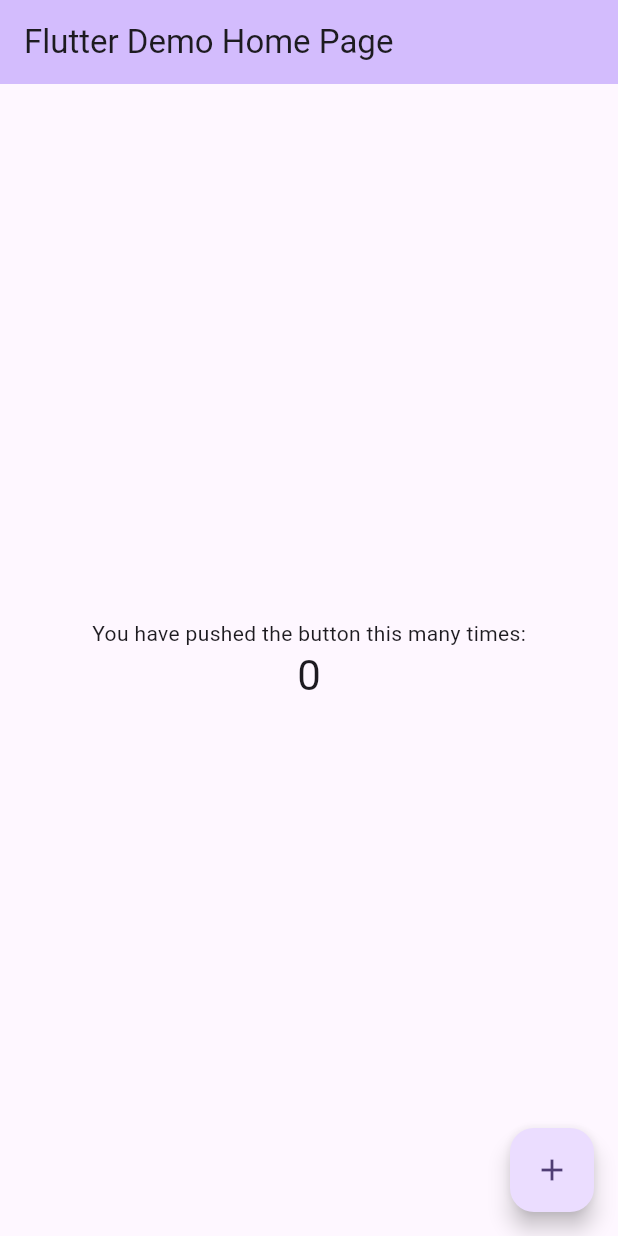
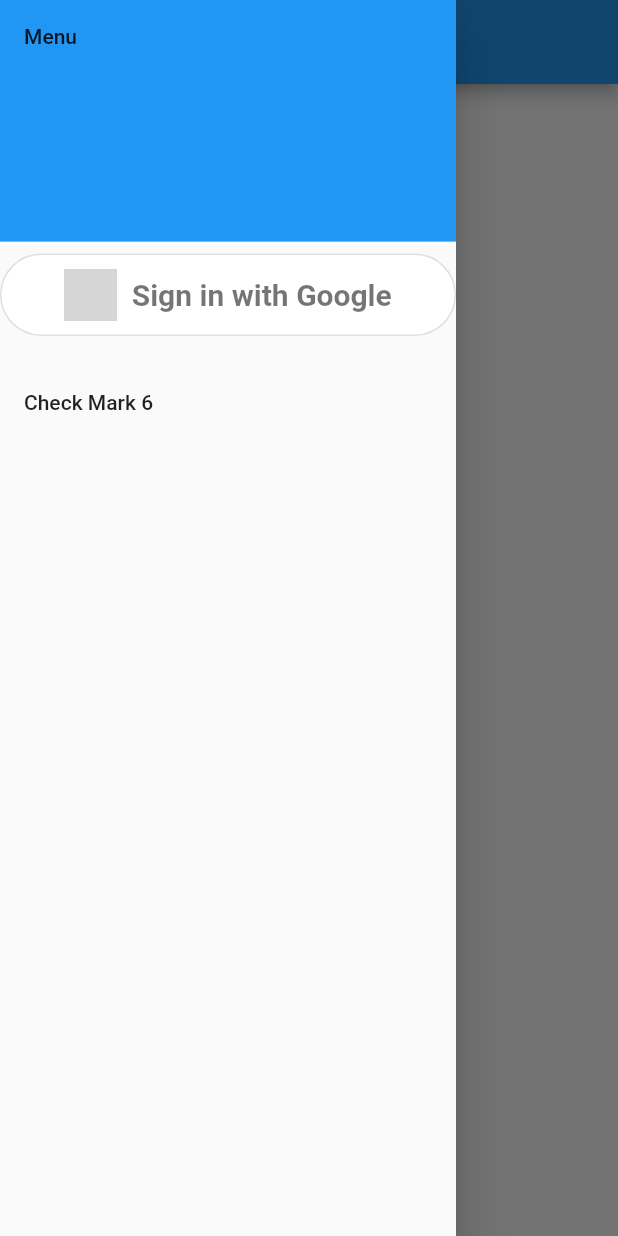
Before and after one commit to neoalienson/f.01man.com, a Flutter app: the screen it shows after launch, with the side drawer open (before the commit the screen has no drawer), on a phone screen of 412 x 824 dp. Run offline on Flutter 3.47's test engine with Material 2 defaults, Android fonts, the phone set to English and light mode, and no system bars; our stand-ins replace firebase_auth, firebase_core, google_sign_in; accounts and stored records are empty; grey boxes are pictures that could not be loaded.

Commit message:
Add sign in

```diff
--- a/lib/main.dart
+++ b/lib/main.dart
@@ -1,6 +1,12 @@
 import 'package:flutter/material.dart';
+import 'package:f/widgets/check_marksix.dart';
+import 'utils/authentication.dart';
+import 'res/custom_colors.dart';
+import 'package:f/widgets/google_sign_in_button.dart';
 
-void main() {
+part 'main_sign_in_button.dart';
+
+void main() async{
   runApp(const MyApp());
 }
 
@@ -11,43 +17,17 @@
   @override
   Widget build(BuildContext context) {
     return MaterialApp(
-      title: 'Flutter Demo',
+      title: 'f.01man.com',
       theme: ThemeData(
-        // This is the theme of your application.
-        //
-        // TRY THIS: Try running your application with "flutter run". You'll see
-        // the application has a blue toolbar. Then, without quitting the app,
-        // try changing the seedColor in the colorScheme below to Colors.green
-        // and then invoke "hot reload" (save your changes or press the "hot
-        // reload" button in a Flutter-supported IDE, or press "r" if you used
-        // the command line to start the app).
-        //
-        // Notice that the counter didn't reset back to zero; the application
-        // state is not lost during the reload. To reset the state, use hot
-        // restart instead.
-        //
-        // This works for code too, not just values: Most code changes can be
-        // tested with just a hot reload.
-        colorScheme: ColorScheme.fromSeed(seedColor: Colors.deepPurple),
-        useMaterial3: true,
+        primarySwatch: Colors.blue,
       ),
-      home: const MyHomePage(title: 'Flutter Demo Home Page'),
+      home: const MyHomePage(title: 'Home',),
     );
   }
 }
 
 class MyHomePage extends StatefulWidget {
   const MyHomePage({super.key, required this.title});
-
-  // This widget is the home page of your application. It is stateful, meaning
-  // that it has a State object (defined below) that contains fields that affect
-  // how it looks.
-
-  // This class is the configuration for the state. It holds the values (in this
-  // case the title) provided by the parent (in this case the App widget) and
-  // used by the build method of the State. Fields in a Widget subclass are
-  // always marked "final".
-
   final String title;
 
   @override
@@ -55,71 +35,44 @@
 }
 
 class _MyHomePageState extends State<MyHomePage> {
-  int _counter = 0;
-
-  void _incrementCounter() {
-    setState(() {
-      // This call to setState tells the Flutter framework that something has
-      // changed in this State, which causes it to rerun the build method below
-      // so that the display can reflect the updated values. If we changed
-      // _counter without calling setState(), then the build method would not be
-      // called again, and so nothing would appear to happen.
-      _counter++;
-    });
+  Drawer buildDrawer(BuildContext context) {
+    return Drawer(
+        child: ListView(
+          padding: EdgeInsets.zero,
+          children: [
+            const DrawerHeader(
+              decoration: BoxDecoration(
+                color: Colors.blue,
+              ),
+              child: Text('Menu'),
+            ),
+            signinButton(context),
+            ListTile(
+              title: const Text('Check Mark 6'),
+              onTap: () {
+                  Navigator.push(context,
+                  MaterialPageRoute(builder: (context) => const Last60DaysWidget()));
+              },
+            ),
+          ],
+        ),
+      );
   }
 
   @override
   Widget build(BuildContext context) {
-    // This method is rerun every time setState is called, for instance as done
-    // by the _incrementCounter method above.
-    //
-    // The Flutter framework has been optimized to make rerunning build methods
-    // fast, so that you can just rebuild anything that needs updating rather
-    // than having to individually change instances of widgets.
     return Scaffold(
       appBar: AppBar(
-        // TRY THIS: Try changing the color here to a specific color (to
-        // Colors.amber, perhaps?) and trigger a hot reload to see the AppBar
-        // change color while the other colors stay the same.
-        backgroundColor: Theme.of(context).colorScheme.inversePrimary,
-        // Here we take the value from the MyHomePage object that was created by
-        // the App.build method, and use it to set our appbar title.
         title: Text(widget.title),
       ),
-      body: Center(
-        // Center is a layout widget. It takes a single child and positions it
-        // in the middle of the parent.
+      drawer: buildDrawer(context),
+      body: const Center(
         child: Column(
-          // Column is also a layout widget. It takes a list of children and
-          // arranges them vertically. By default, it sizes itself to fit its
-          // children horizontally, and tries to be as tall as its parent.
-          //
-          // Column has various properties to control how it sizes itself and
-          // how it positions its children. Here we use mainAxisAlignment to
-          // center the children vertically; the main axis here is the vertical
-          // axis because Columns are vertical (the cross axis would be
-          // horizontal).
-          //
-          // TRY THIS: Invoke "debug painting" (choose the "Toggle Debug Paint"
-          // action in the IDE, or press "p" in the console), to see the
-          // wireframe for each widget.
           mainAxisAlignment: MainAxisAlignment.center,
           children: <Widget>[
-            const Text(
-              'You have pushed the button this many times:',
-            ),
-            Text(
-              '$_counter',
-              style: Theme.of(context).textTheme.headlineMedium,
-            ),
           ],
         ),
       ),
-      floatingActionButton: FloatingActionButton(
-        onPressed: _incrementCounter,
-        tooltip: 'Increment',
-        child: const Icon(Icons.add),
-      ), // This trailing comma makes auto-formatting nicer for build methods.
     );
   }
 }
--- /dev/null
+++ b/lib/widgets/google_sign_in_button.dart
@@ -0,0 +1,69 @@
+import 'package:firebase_auth/firebase_auth.dart';
+import 'package:flutter/material.dart';
+import '../utils/authentication.dart';
+
+class GoogleSignInButton extends StatefulWidget {
+  @override
+  _GoogleSignInButtonState createState() => _GoogleSignInButtonState();
+}
+
+class _GoogleSignInButtonState extends State<GoogleSignInButton> {
+  bool _isSigningIn = false;
+
+  @override
+  Widget build(BuildContext context) {
+    return Padding(
+      padding: const EdgeInsets.only(bottom: 16.0),
+      child: _isSigningIn
+          ? CircularProgressIndicator(
+              valueColor: AlwaysStoppedAnimation<Color>(Colors.white),
+            )
+          : OutlinedButton(
+              style: ButtonStyle(
+                backgroundColor: MaterialStateProperty.all(Colors.white),
+                shape: MaterialStateProperty.all(
+                  RoundedRectangleBorder(
+                    borderRadius: BorderRadius.circular(40),
+                  ),
+                ),
+              ),
+              onPressed: () async {
+                setState(() {
+                  _isSigningIn = true;
+                });
+                User? user =
+                    await Authentication.signInWithGoogle(context: context);
+
+                setState(() {
+                  _isSigningIn = false;
+                });
+
+              },
+              child: Padding(
+                padding: const EdgeInsets.fromLTRB(0, 10, 0, 10),
+                child: Row(
+                  mainAxisSize: MainAxisSize.min,
+                  mainAxisAlignment: MainAxisAlignment.center,
+                  children: <Widget>[
+                    Image(
+                      image: AssetImage("assets/google_logo.png"),
+                      height: 35.0,
+                    ),
+                    Padding(
+                      padding: const EdgeInsets.only(left: 10),
+                      child: Text(
+                        'Sign in with Google',
+                        style: TextStyle(
+                          fontSize: 20,
+                          color: Colors.black54,
+                          fontWeight: FontWeight.w600,
+                        ),
+                      ),
+                    )
+                  ],
+                ),
+              ),
+            ),
+    );
+  }
+}
```
Also changed, not shown: lib/main_sign_in_button.dart (added, +21 -0 lines), lib/res/custom_colors.dart (added, +10 -0 lines), lib/utils/authentication.dart (added, +111 -0 lines), lib/widgets/check_marksix.dart (added, +88 -0 lines), pubspec.yaml (+6 -1 lines), assets/assets/google_logo.png (added), lib/firebase_options.dart (added), pubspec.lock, 2 other files.
